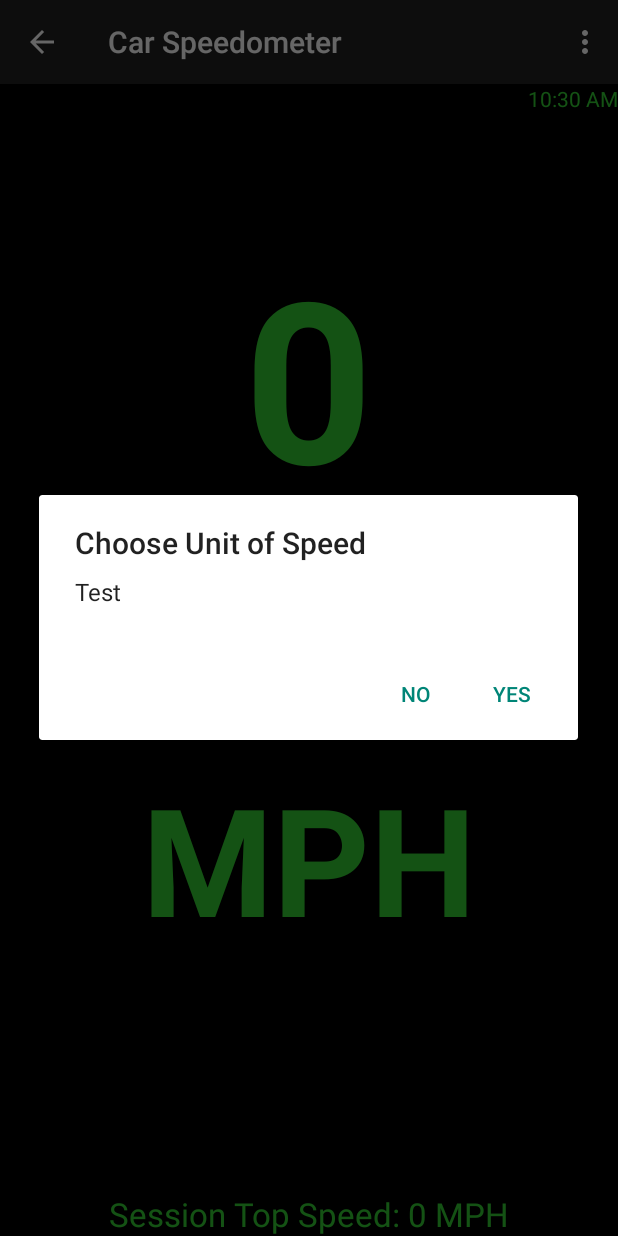
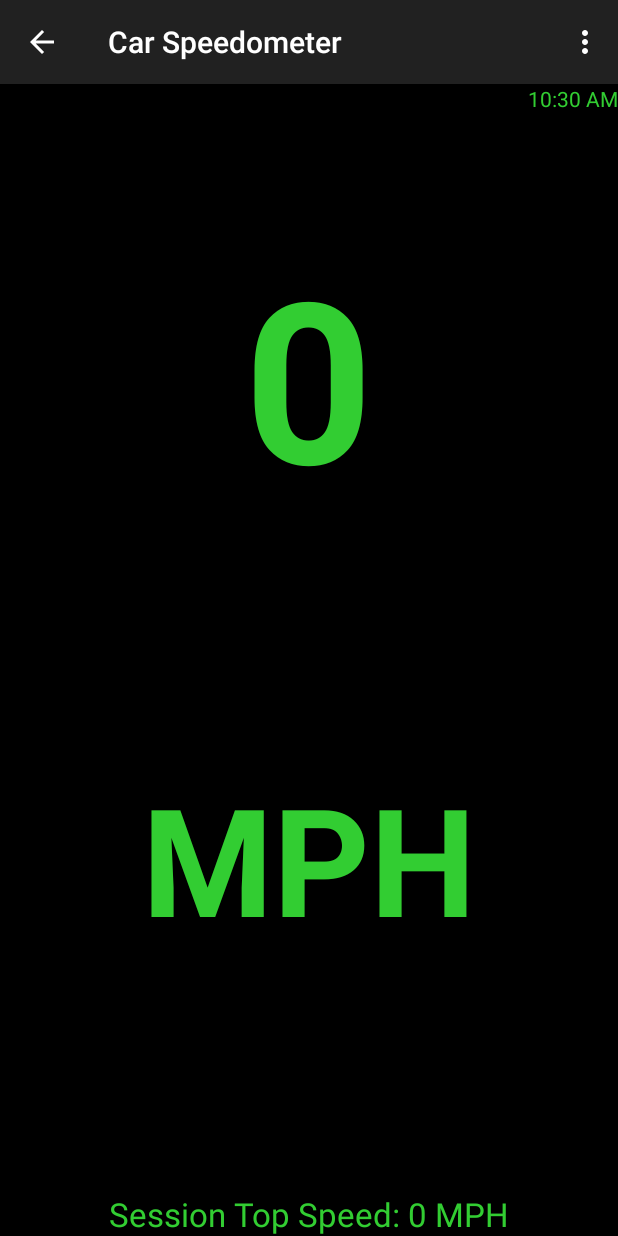
Before and after one commit to romadd1193/TestCarSpeedometer, an Android app: the screen it shows after launch (MainActivity), in the options menu, after a tap on "MPH/KPH", on a phone screen of 412 x 824 dp. Run offline under Robolectric (Android 15) with nearby library versions, the phone set to English and light mode, and no system bars; 2 statements that could not run were skipped.

```diff
--- a/app/src/main/java/testcarspeedometer/jirmproductions/com/testcarspeedometer/MainActivity.java
+++ b/app/src/main/java/testcarspeedometer/jirmproductions/com/testcarspeedometer/MainActivity.java
@@ -119,7 +119,7 @@ public class MainActivity extends ActionBarActivity
 
         //noinspection SimplifiableIfStatement
         if (id == R.id.action_settings) {
-
+    /*
             AlertDialog.Builder alertDialogBuilder = new AlertDialog.Builder(MainActivity.this);
 
             // set title
@@ -127,9 +127,8 @@ public class MainActivity extends ActionBarActivity
 
             // set dialog message
             alertDialogBuilder
-                    .setMessage("Test")
                     .setCancelable(false)
-                    .setPositiveButton("Yes",new DialogInterface.OnClickListener() {
+                    .setPositiveButton("MPH",new DialogInterface.OnClickListener() {
                         public void onClick(DialogInterface dialog,int id) {
                             // if this button is clicked, close
                             // current activity
@@ -137,7 +136,7 @@ public class MainActivity extends ActionBarActivity
 
                         }
                     })
-                    .setNegativeButton("No",new DialogInterface.OnClickListener() {
+                    .setNegativeButton("KPH",new DialogInterface.OnClickListener() {
                         public void onClick(DialogInterface dialog,int id) {
                             // if this button is clicked, just close
                             // the dialog box and do nothing
@@ -150,7 +149,7 @@ public class MainActivity extends ActionBarActivity
 
             // show it
             alertDialog.show();
-
+*/
             return true;
         }
 
```
